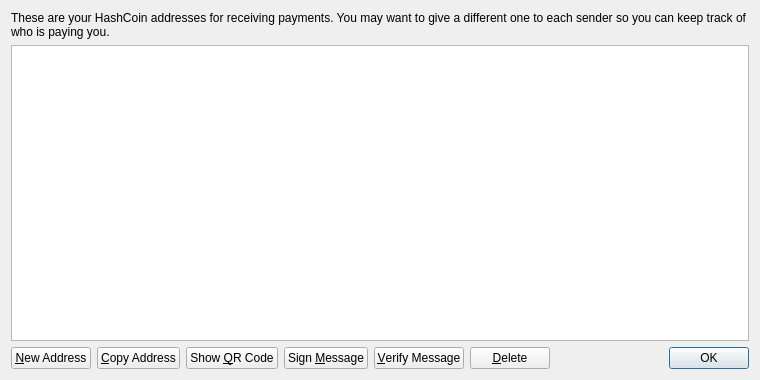
HashCoin/ElectricCoin, file src/qt/forms/addressbookpage.ui: the form before one commit.
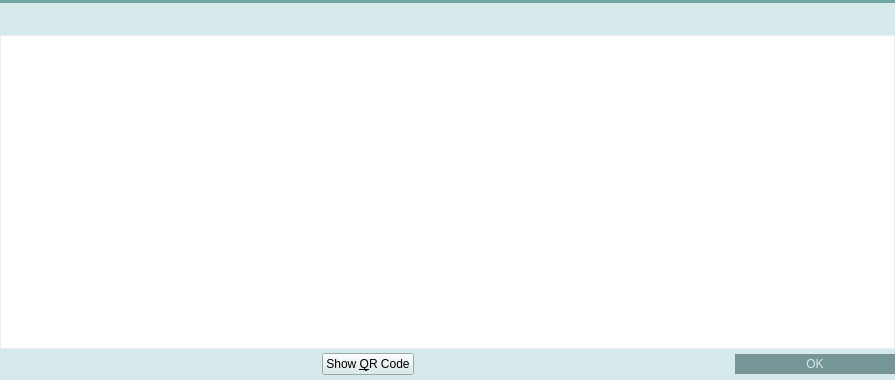
The form after the commit. Icons and pictures are not drawn.

Patch:
```diff
--- a/src/qt/forms/addressbookpage.ui
+++ b/src/qt/forms/addressbookpage.ui
@@ -6,25 +6,328 @@
    <rect>
     <x>0</x>
     <y>0</y>
-    <width>760</width>
+    <width>895</width>
     <height>380</height>
    </rect>
   </property>
+  <property name="palette">
+   <palette>
+    <active>
+     <colorrole role="Button">
+      <brush brushstyle="SolidPattern">
+       <color alpha="255">
+        <red>215</red>
+        <green>234</green>
+        <blue>235</blue>
+       </color>
+      </brush>
+     </colorrole>
+     <colorrole role="Base">
+      <brush brushstyle="SolidPattern">
+       <color alpha="255">
+        <red>215</red>
+        <green>234</green>
+        <blue>235</blue>
+       </color>
+      </brush>
+     </colorrole>
+     <colorrole role="Window">
+      <brush brushstyle="SolidPattern">
+       <color alpha="255">
+        <red>215</red>
+        <green>234</green>
+        <blue>235</blue>
+       </color>
+      </brush>
+     </colorrole>
+     <colorrole role="Highlight">
+      <brush brushstyle="SolidPattern">
+       <color alpha="255">
+        <red>235</red>
+        <green>235</green>
+        <blue>235</blue>
+       </color>
+      </brush>
+     </colorrole>
+     <colorrole role="HighlightedText">
+      <brush brushstyle="SolidPattern">
+       <color alpha="255">
+        <red>124</red>
+        <green>175</green>
+        <blue>172</blue>
+       </color>
+      </brush>
+     </colorrole>
+    </active>
+    <inactive>
+     <colorrole role="Button">
+      <brush brushstyle="SolidPattern">
+       <color alpha="255">
+        <red>215</red>
+        <green>234</green>
+        <blue>235</blue>
+       </color>
+      </brush>
+     </colorrole>
+     <colorrole role="Base">
+      <brush brushstyle="SolidPattern">
+       <color alpha="255">
+        <red>215</red>
+        <green>234</green>
+        <blue>235</blue>
+       </color>
+      </brush>
+     </colorrole>
+     <colorrole role="Window">
+      <brush brushstyle="SolidPattern">
+       <color alpha="255">
+        <red>215</red>
+        <green>234</green>
+        <blue>235</blue>
+       </color>
+      </brush>
+     </colorrole>
+     <colorrole role="Highlight">
+      <brush brushstyle="SolidPattern">
+       <color alpha="255">
+        <red>235</red>
+        <green>235</green>
+        <blue>235</blue>
+       </color>
+      </brush>
+     </colorrole>
+     <colorrole role="HighlightedText">
+      <brush brushstyle="SolidPattern">
+       <color alpha="255">
+        <red>124</red>
+        <green>175</green>
+        <blue>172</blue>
+       </color>
+      </brush>
+     </colorrole>
+    </inactive>
+    <disabled>
+     <colorrole role="Button">
+      <brush brushstyle="SolidPattern">
+       <color alpha="255">
+        <red>215</red>
+        <green>234</green>
+        <blue>235</blue>
+       </color>
+      </brush>
+     </colorrole>
+     <colorrole role="Base">
+      <brush brushstyle="SolidPattern">
+       <color alpha="255">
+        <red>215</red>
+        <green>234</green>
+        <blue>235</blue>
+       </color>
+      </brush>
+     </colorrole>
+     <colorrole role="Window">
+      <brush brushstyle="SolidPattern">
+       <color alpha="255">
+        <red>215</red>
+        <green>234</green>
+        <blue>235</blue>
+       </color>
+      </brush>
+     </colorrole>
+     <colorrole role="Highlight">
+      <brush brushstyle="SolidPattern">
+       <color alpha="255">
+        <red>240</red>
+        <green>240</green>
+        <blue>240</blue>
+       </color>
+      </brush>
+     </colorrole>
+     <colorrole role="HighlightedText">
+      <brush brushstyle="SolidPattern">
+       <color alpha="255">
+        <red>124</red>
+        <green>175</green>
+        <blue>172</blue>
+       </color>
+      </brush>
+     </colorrole>
+    </disabled>
+   </palette>
+  </property>
   <property name="windowTitle">
    <string>Address Book</string>
   </property>
   <layout class="QVBoxLayout" name="verticalLayout">
+   <property name="spacing">
+    <number>0</number>
+   </property>
+   <property name="margin">
+    <number>0</number>
+   </property>
    <item>
-    <widget class="QLabel" name="labelExplanation">
-     <property name="text">
-      <string>These are your HashCoin addresses for receiving payments. You may want to give a different one to each sender so you can keep track of who is paying you.</string>
+    <widget class="Line" name="line_6">
+     <property name="styleSheet">
+      <string notr="true">background-color: #6fa7a3;</string>
      </property>
-     <property name="textFormat">
-      <enum>Qt::PlainText</enum>
+     <property name="frameShadow">
+      <enum>QFrame::Raised</enum>
      </property>
-     <property name="wordWrap">
+     <property name="lineWidth">
+      <number>0</number>
+     </property>
+     <property name="orientation">
+      <enum>Qt::Horizontal</enum>
+     </property>
+    </widget>
+   </item>
+   <item>
+    <widget class="QWidget" name="wAddressBookHeader" native="true">
+     <property name="minimumSize">
+      <size>
+       <width>0</width>
+       <height>32</height>
+      </size>
+     </property>
+     <property name="maximumSize">
+      <size>
+       <width>16777215</width>
+       <height>32</height>
+      </size>
+     </property>
+     <property name="is_header" stdset="0">
       <bool>true</bool>
      </property>
+     <layout class="QHBoxLayout" name="horizontalLayout_13">
+      <property name="margin">
+       <number>0</number>
+      </property>
+      <item>
+       <spacer name="horizontalSpacer_17">
+        <property name="orientation">
+         <enum>Qt::Horizontal</enum>
+        </property>
+        <property name="sizeType">
+         <enum>QSizePolicy::Fixed</enum>
+        </property>
+        <property name="sizeHint" stdset="0">
+         <size>
+          <width>3</width>
+          <height>20</height>
+         </size>
+        </property>
+       </spacer>
+      </item>
+      <item>
+       <widget class="QLabel" name="label_25">
+        <property name="sizePolicy">
+         <sizepolicy hsizetype="Preferred" vsizetype="Preferred">
+          <horstretch>0</horstretch>
+          <verstretch>0</verstretch>
+         </sizepolicy>
+        </property>
+        <property name="minimumSize">
+         <size>
+          <width>30</width>
+          <height>30</height>
+         </size>
+        </property>
+        <property name="maximumSize">
+         <size>
+          <width>30</width>
+          <height>30</height>
+         </size>
+        </property>
+        <property name="text">
+         <string/>
+        </property>
+        <property name="pixmap">
+         <pixmap resource="../res.qrc">:/res/address_book.png</pixmap>
+        </property>
+       </widget>
+      </item>
+      <item>
+       <widget class="QLabel" name="label_25_1">
+        <property name="sizePolicy">
+         <sizepolicy hsizetype="Preferred" vsizetype="Preferred">
+          <horstretch>0</horstretch>
+          <verstretch>0</verstretch>
+         </sizepolicy>
+        </property>
+        <property name="minimumSize">
+         <size>
+          <width>30</width>
+          <height>30</height>
+         </size>
+        </property>
+        <property name="maximumSize">
+         <size>
+          <width>30</width>
+          <height>30</height>
+         </size>
+        </property>
+        <property name="text">
+         <string/>
+        </property>
+        <property name="pixmap">
+         <pixmap resource="../res.qrc">:/res/download.png</pixmap>
+        </property>
+       </widget>
+      </item>
+      <item>
+       <widget class="QLabel" name="label_27">
+        <property name="font">
+         <font>
+          <pointsize>11</pointsize>
+          <stylestrategy>PreferAntialias</stylestrategy>
+         </font>
+        </property>
+        <property name="styleSheet">
+         <string notr="true">QLabel {
+	color: #d7eaeb;
+}</string>
+        </property>
+        <property name="text">
+         <string>Address Book</string>
+        </property>
+       </widget>
+      </item>
+      <item>
+       <widget class="QPushButton" name="bClose">
+        <property name="minimumSize">
+         <size>
+          <width>30</width>
+          <height>30</height>
+         </size>
+        </property>
+        <property name="maximumSize">
+         <size>
+          <width>30</width>
+          <height>30</height>
+         </size>
+        </property>
+        <property name="styleSheet">
+         <string notr="true">QPushButton {	
+	image: url(:/res/close_normal.png);
+	border: 0px solid gray;
+}
+QPushButton:pressed:flat {
+	image: url(:/res/close_normal.png);
+}
+
+QPushButton:hover {
+	image: url(:/res/close_hover.png);
+}</string>
+        </property>
+        <property name="text">
+         <string notr="true"/>
+        </property>
+        <property name="flat">
+         <bool>true</bool>
+        </property>
+       </widget>
+      </item>
+     </layout>
     </widget>
    </item>
    <item>
@@ -35,6 +338,55 @@
      <property name="toolTip">
       <string>Double-click to edit address or label</string>
      </property>
+     <property name="styleSheet">
+      <string notr="true"> QScrollBar:vertical {
+     border: 0px solid grey;
+     background: white;
+     width: 9px;
+     margin: 0px 0px 0 0px;
+ }
+ QScrollBar::handle:vertical {
+     background: #90bfbc;
+     min-width: 20px;
+ }
+
+QHeaderView {
+	background-color: #d7eaeb;
+	font-size: 10;
+	text-align:left;
+}
+QHeaderView::section {
+    background-color: #d7eaeb;
+    color: #1cbbb4;
+    padding-left: 5px;
+    border: 0px solid #6c6c6c;
+	text-align:left;
+}
+
+/* style the sort indicator */
+QHeaderView::down-arrow {
+    image: url(down_arrow.png);
+}
+
+QHeaderView::up-arrow {
+    image: url(up_arrow.png);
+}
+
+QTableView {
+	border: 1px solid #ededed;
+	selection-background-color: #ebebeb;
+	selection-color: rgb(124, 175, 172);
+}</string>
+     </property>
+     <property name="frameShape">
+      <enum>QFrame::NoFrame</enum>
+     </property>
+     <property name="horizontalScrollBarPolicy">
+      <enum>Qt::ScrollBarAlwaysOff</enum>
+     </property>
+     <property name="editTriggers">
+      <set>QAbstractItemView::AnyKeyPressed|QAbstractItemView::DoubleClicked|QAbstractItemView::EditKeyPressed</set>
+     </property>
      <property name="tabKeyNavigation">
       <bool>false</bool>
      </property>
@@ -47,41 +399,152 @@
      <property name="selectionBehavior">
       <enum>QAbstractItemView::SelectRows</enum>
      </property>
-     <property name="sortingEnabled">
-      <bool>true</bool>
+     <property name="showGrid">
+      <bool>false</bool>
      </property>
      <attribute name="verticalHeaderVisible">
       <bool>false</bool>
      </attribute>
+     <attribute name="verticalHeaderDefaultSectionSize">
+      <number>20</number>
+     </attribute>
+     <attribute name="verticalHeaderMinimumSectionSize">
+      <number>20</number>
+     </attribute>
     </widget>
    </item>
    <item>
-    <layout class="QHBoxLayout" name="horizontalLayout">
+    <layout class="QHBoxLayout" name="horizontalLayout_14">
+     <item>
+      <spacer name="horizontalSpacer_18">
+       <property name="orientation">
+        <enum>Qt::Horizontal</enum>
+       </property>
+       <property name="sizeHint" stdset="0">
+        <size>
+         <width>40</width>
+         <height>20</height>
+        </size>
+       </property>
+      </spacer>
+     </item>
      <item>
       <widget class="QPushButton" name="newAddressButton">
-       <property name="toolTip">
-        <string>Create a new address</string>
+       <property name="minimumSize">
+        <size>
+         <width>31</width>
+         <height>31</height>
+        </size>
+       </property>
+       <property name="maximumSize">
+        <size>
+         <width>31</width>
+         <height>31</height>
+        </size>
+       </property>
+       <property name="styleSheet">
+        <string notr="true">QPushButton {
+	border: 0px solid gray;
+	image: url(:/res/add_contact/normal.png);
+}
+
+QPushButton:pressed:flat {
+	image: url(:/res/add_contact/pressed.png);
+}
+
+QPushButton:hover {
+	image: url(:/res/add_contact/hover.png);
+}
+
+QPushButton:!enabled {
+	image: url(:/res/add_contact/disabled.png);
+}</string>
        </property>
        <property name="text">
-        <string>&amp;New Address</string>
+        <string/>
        </property>
-       <property name="icon">
-        <iconset resource="../bitcoin.qrc">
-         <normaloff>:/icons/add</normaloff>:/icons/add</iconset>
+       <property name="flat">
+        <bool>true</bool>
        </property>
       </widget>
      </item>
      <item>
       <widget class="QPushButton" name="copyToClipboard">
-       <property name="toolTip">
-        <string>Copy the currently selected address to the system clipboard</string>
+       <property name="minimumSize">
+        <size>
+         <width>31</width>
+         <height>31</height>
+        </size>
        </property>
+       <property name="maximumSize">
+        <size>
+         <width>31</width>
+         <height>31</height>
+        </size>
+       </property>
+       <property name="styleSheet">
+        <string notr="true">QPushButton {
+	border: 0px solid gray;
+	image: url(:/res/duplicate_contact/normal.png);
+}
+
+QPushButton:pressed:flat {
+	image: url(:/res/duplicate_contact/click.png);
+}
+
+QPushButton:hover {
+	image: url(:/res/duplicate_contact/hover.png);
+}
+
+QPushButton:!enabled {
+	image: url(:/res/duplicate_contact/disabled.png);
+}</string>
+       </property>
        <property name="text">
-        <string>&amp;Copy Address</string>
+        <string/>
        </property>
-       <property name="icon">
-        <iconset resource="../bitcoin.qrc">
-         <normaloff>:/icons/editcopy</normaloff>:/icons/editcopy</iconset>
+       <property name="flat">
+        <bool>true</bool>
+       </property>
+      </widget>
+     </item>
+     <item>
+      <widget class="QPushButton" name="editButton">
+       <property name="minimumSize">
+        <size>
+         <width>31</width>
+         <height>31</height>
+        </size>
+       </property>
+       <property name="maximumSize">
+        <size>
+         <width>31</width>
+         <height>31</height>
+        </size>
+       </property>
+       <property name="styleSheet">
+        <string notr="true">QPushButton {
+	border: 0px solid gray;
+	image: url(:/res/edit_contact/edit_contact_normal.png);
+}
+
+QPushButton:pressed:flat {
+	image: url(:/res/edit_contact/edit_contact_pressed.png);
+}
+
+QPushButton:hover {
+	image: url(:/res/edit_contact/edit_contact_hover.png);
+}
+
+QPushButton:!enabled {
+	image: url(:/res/edit_contact/edit_contact_disabled.png);
+}</string>
+       </property>
+       <property name="text">
+        <string/>
+       </property>
+       <property name="flat">
+        <bool>true</bool>
        </property>
       </widget>
      </item>
@@ -98,48 +561,132 @@
      </item>
      <item>
       <widget class="QPushButton" name="signMessage">
-       <property name="toolTip">
-        <string>Sign a message to prove you own a HashCoin address</string>
+       <property name="enabled">
+        <bool>true</bool>
+       </property>
+       <property name="minimumSize">
+        <size>
+         <width>31</width>
+         <height>31</height>
+        </size>
+       </property>
+       <property name="maximumSize">
+        <size>
+         <width>31</width>
+         <height>31</height>
+        </size>
+       </property>
+       <property name="styleSheet">
+        <string notr="true">QPushButton {
+	border: 0px solid gray;
+	image: url(:/res/sign/normal.png);
+}
+
+QPushButton:pressed:flat {
+	image: url(:/res/sign/pressed.png);
+}
+
+QPushButton:hover {
+	image: url(:/res/sign/hover.png);
+}
+
+QPushButton:!enabled {
+	image: url(:/res/sign/disabled.png);
+}</string>
        </property>
        <property name="text">
-        <string>Sign &amp;Message</string>
+        <string/>
        </property>
-       <property name="icon">
-        <iconset resource="../bitcoin.qrc">
-         <normaloff>:/icons/edit</normaloff>:/icons/edit</iconset>
+       <property name="flat">
+        <bool>true</bool>
        </property>
       </widget>
      </item>
      <item>
       <widget class="QPushButton" name="verifyMessage">
-       <property name="toolTip">
-        <string>Verify a message to ensure it was signed with a specified HashCoin address</string>
+       <property name="enabled">
+        <bool>true</bool>
+       </property>
+       <property name="minimumSize">
+        <size>
+         <width>31</width>
+         <height>31</height>
+        </size>
+       </property>
+       <property name="maximumSize">
+        <size>
+         <width>31</width>
+         <height>31</height>
+        </size>
+       </property>
+       <property name="styleSheet">
+        <string notr="true">QPushButton {
+	border: 0px solid gray;
+	image: url(:/res/verify/verify_normal.png);
+}
+
+QPushButton:pressed:flat {
+	image: url(:/res/verify/verify_pressed.png);
+}
+
+QPushButton:hover {
+	image: url(:/res/verify/verify_hover.png);
+}
+
+QPushButton:!enabled {
+	image: url(:/res/verify/verify_disabled.png);
+}</string>
        </property>
        <property name="text">
-        <string>&amp;Verify Message</string>
+        <string/>
        </property>
-       <property name="icon">
-        <iconset resource="../bitcoin.qrc">
-         <normaloff>:/icons/transaction_0</normaloff>:/icons/transaction_0</iconset>
+       <property name="flat">
+        <bool>true</bool>
        </property>
       </widget>
      </item>
      <item>
       <widget class="QPushButton" name="deleteButton">
-       <property name="toolTip">
-        <string>Delete the currently selected address from the list</string>
+       <property name="minimumSize">
+        <size>
+         <width>31</width>
+         <height>31</height>
+        </size>
+       </property>
+       <property name="maximumSize">
+        <size>
+         <width>31</width>
+         <height>31</height>
+        </size>
+       </property>
+       <property name="styleSheet">
+        <string notr="true">QPushButton {
+	border: 0px solid gray;
+	image: url(:/res/del_contact/delete_contact_normal.png);
+}
+
+QPushButton:pressed:flat {
+	image: url(:/res/del_contact/delete_contact_pressed.png);
+}
+
+QPushButton:hover {
+	image: url(:/res/del_contact/delete_contact_hover.png);
+}
+
+QPushButton:!enabled {
+	image: url(:/res/del_contact/delete_contact_disabled.png);
+}</string>
        </property>
        <property name="text">
-        <string>&amp;Delete</string>
+        <string/>
        </property>
-       <property name="icon">
-        <iconset resource="../bitcoin.qrc">
-         <normaloff>:/icons/remove</normaloff>:/icons/remove</iconset>
+       <property name="flat">
+        <bool>true</bool>
        </property>
       </widget>
      </item>
      <item>
-      <spacer name="horizontalSpacer">
+      <spacer name="horizontalSpacer_19">
        <property name="orientation">
         <enum>Qt::Horizontal</enum>
        </property>
@@ -159,6 +706,25 @@
          <verstretch>0</verstretch>
         </sizepolicy>
        </property>
+       <property name="styleSheet">
+        <string notr="true">QPushButton {
+	background-color: #769597;
+	color: #d7eaeb;
+	border: 0px solid gray;
+	max-height: 20px;
+	min-height: 20px;
+	max-width: 160px;
+	min-width: 160px;
+}
+
+QPushButton:hover {
+	background-color: #1cbbb4;
+}
+
+QPushButton:pressed:flat {
+	background-color: #00a99d;
+}</string>
+       </property>
        <property name="standardButtons">
         <set>QDialogButtonBox::Ok</set>
        </property>
```
Left out of the diff: 20 changed lines with no effect on the pictures.
